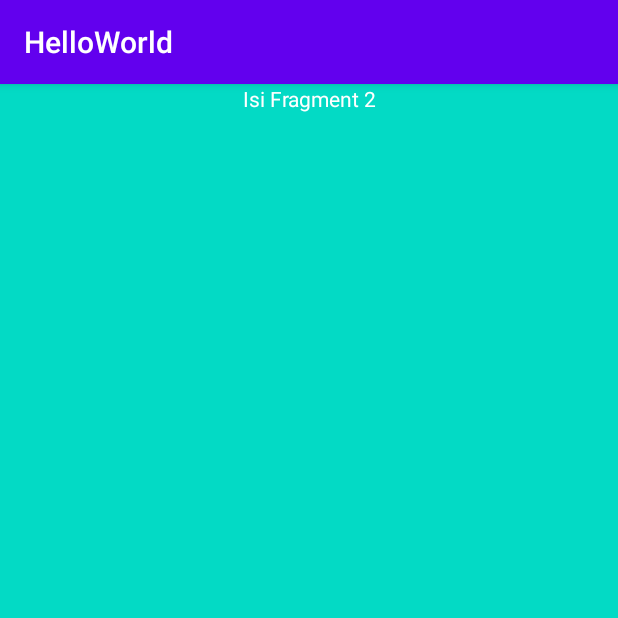
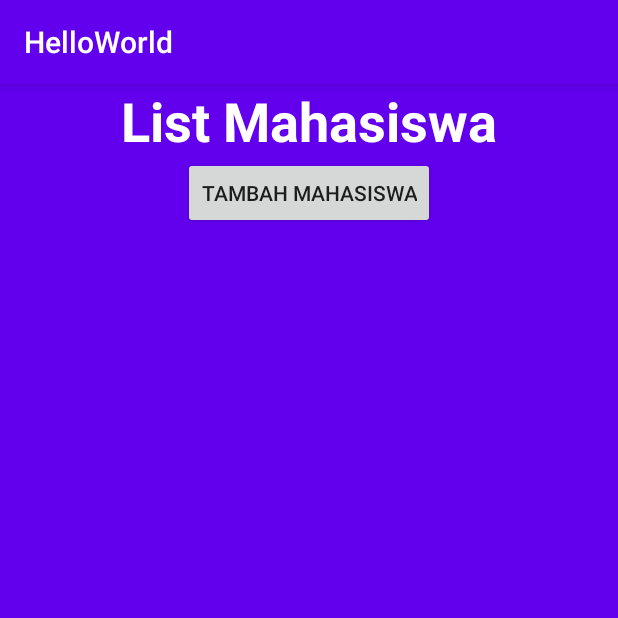
Before and after one commit to HezkielRivaldoSiregar/ProgAndroid, an Android app: the fragment FragmentRight shown on its own in the app's theme, on a phone screen of 412 x 824 dp, the top half of it. Run offline under Robolectric (Android 15) with nearby library versions, the phone set to English and light mode, and no system bars; our stand-ins replace Firebase (no records; nobody signed in at launch, a user with empty details on screens opened directly).

Commit message:
+add firebase firestore

```diff
--- a/app/src/main/AndroidManifest.xml
+++ b/app/src/main/AndroidManifest.xml
@@ -22,6 +22,7 @@
         </activity>
         <activity android:name=".Register"/>
         <activity android:name=".HomeActivity" />
+        <activity android:name=".MahasiswaActivity"/>
         <service android:name=".MyJobService"
             android:permission="android.permission.BIND_JOB_SERVICE"/>
     </application>
--- a/app/src/main/java/com/example/helloworld/FragmentRight.java
+++ b/app/src/main/java/com/example/helloworld/FragmentRight.java
@@ -1,5 +1,6 @@
 package com.example.helloworld;
 
+import android.content.Intent;
 import android.os.Bundle;
 import android.util.Log;
 import android.view.LayoutInflater;
@@ -7,14 +8,80 @@ import android.view.View;
 import android.view.ViewGroup;
 import android.widget.Button;
 
+import androidx.annotation.NonNull;
+import androidx.annotation.Nullable;
 import androidx.fragment.app.Fragment;
+import androidx.recyclerview.widget.LinearLayoutManager;
+import androidx.recyclerview.widget.RecyclerView;
+
+import com.example.helloworld.Mahasiswa;
+
+import com.example.helloworld.R;
+import com.google.android.gms.tasks.OnCompleteListener;
+import com.google.android.gms.tasks.Task;
+import com.google.firebase.firestore.FirebaseFirestore;
+import com.google.firebase.firestore.QueryDocumentSnapshot;
+import com.google.firebase.firestore.QuerySnapshot;
+
+import java.util.ArrayList;
 
 public class FragmentRight extends Fragment {
     private static final String TAG = FragmentRight.class.getSimpleName();
-    Button btnNotifTrigger;
 
-    public View onCreateView(LayoutInflater inflater, ViewGroup container, Bundle savedInstanceState){
-        Log.i(TAG, "onCreateView: FragmentBottom");
-        return inflater.inflate(R.layout.fragment_right, container, false);
+    private Button btnTambah;
+    private RecyclerView recyclerView;
+    private RecyclerView.Adapter rvAdapter;
+    private RecyclerView.LayoutManager rvLayoutManager;
+    private FirebaseFirestore firebaseFirestoreDb = FirebaseFirestore.getInstance();
+    ArrayList<Mahasiswa> mahasiswaList = new ArrayList<>();
+
+    public View onCreateView(LayoutInflater inflater, ViewGroup container, Bundle savedInstanceState) {
+        Log.e(TAG, "onCreateView: FragmentRight");
+        View view = inflater.inflate(R.layout.fragment_right, container, false);
+        getDataMahasiswa();
+        return view;
+    }
+
+    @Override
+    public void onStart() {
+        super.onStart();
+    }
+
+    @Override
+    public void onViewCreated(@NonNull View view, @Nullable Bundle savedInstanceState) {
+        recyclerView = (RecyclerView) getActivity().findViewById(R.id.mhsRecyclerView);
+        recyclerView.setHasFixedSize(true);
+        rvLayoutManager = new LinearLayoutManager(view.getContext());
+        recyclerView.setLayoutManager(rvLayoutManager);
+        btnTambah = (Button) getActivity().findViewById(R.id.btnTambah);
+        btnTambah.setOnClickListener(new View.OnClickListener() {
+            @Override
+            public void onClick(View v) {
+                Intent intent = new Intent(getActivity(), MahasiswaActivity.class);
+                intent.putExtra("STATE", "Tambah");
+                startActivity(intent);
+            }
+        });
+    }
+
+    private void getDataMahasiswa() {
+        firebaseFirestoreDb.collection("mahasiswa").get().addOnCompleteListener(new OnCompleteListener<QuerySnapshot>() {
+            @Override
+            public void onComplete(@NonNull Task<QuerySnapshot> task) {
+                if (task.isSuccessful()) {
+                    for (QueryDocumentSnapshot document : task.getResult()) {
+                        String nim = (String) document.getData().get("nim");
+                        String nama = (String) document.getData().get("nama");
+                        String phoneNo = (String) document.getData().get("phoneNo");
+                        Mahasiswa mhs = new Mahasiswa(nim, nama, phoneNo);
+                        mahasiswaList.add(mhs);
+                    }
+                    rvAdapter = new MahasiswaAdapter(mahasiswaList);
+                    recyclerView.setAdapter(rvAdapter);
+                } else {
+                    Log.w("DataMahasiswa", "Error getting documents.", task.getException());
+                }
+            }
+        });
     }
 }
--- a/app/src/main/res/layout/fragment_right.xml
+++ b/app/src/main/res/layout/fragment_right.xml
@@ -2,13 +2,27 @@
 <LinearLayout xmlns:android="http://schemas.android.com/apk/res/android"
     android:layout_width="match_parent"
     android:layout_height="match_parent"
-    android:background="@color/colorAccent">
+    android:background="@color/colorPrimary"
+    android:orientation="vertical">
 
     <TextView
-        android:layout_width="match_parent"
+        android:layout_width="wrap_content"
         android:layout_height="wrap_content"
-        android:textAlignment="center"
+        android:text="List Mahasiswa"
         android:textColor="@color/White"
-        android:text="Isi Fragment 2"/>
+        android:textSize="36sp"
+        android:textStyle="bold"
+        android:layout_gravity="center"/>
 
+    <Button
+        android:id="@+id/btnTambah"
+        android:layout_width="wrap_content"
+        android:layout_height="wrap_content"
+        android:text="Tambah Mahasiswa"
+        android:layout_gravity="center"/>
+
+    <androidx.recyclerview.widget.RecyclerView
+        android:id="@+id/mhsRecyclerView"
+        android:layout_width="wrap_content"
+        android:layout_height="wrap_content" />
 </LinearLayout>
--- a/build.gradle
+++ b/build.gradle
@@ -6,7 +6,7 @@ buildscript {
     }
     dependencies {
         classpath "com.android.tools.build:gradle:4.0.1"
-
+        classpath 'com.google.gms:google-services:4.3.4'
         // NOTE: Do not place your application dependencies here; they belong
         // in the individual module build.gradle files
     }
```
Also changed, not shown: app/build.gradle (+8 -0 lines), app/src/main/java/com/example/helloworld/Mahasiswa.java (added, +38 -0 lines), app/src/main/java/com/example/helloworld/MahasiswaActivity.java (added, +131 -0 lines), app/src/main/java/com/example/helloworld/MahasiswaAdapter.java (added, +82 -0 lines), app/src/main/res/layout/activity_mahasiswa.xml (added, +61 -0 lines), app/src/main/res/layout/mahasiswa_item.xml (added, +76 -0 lines), 1 other file.
